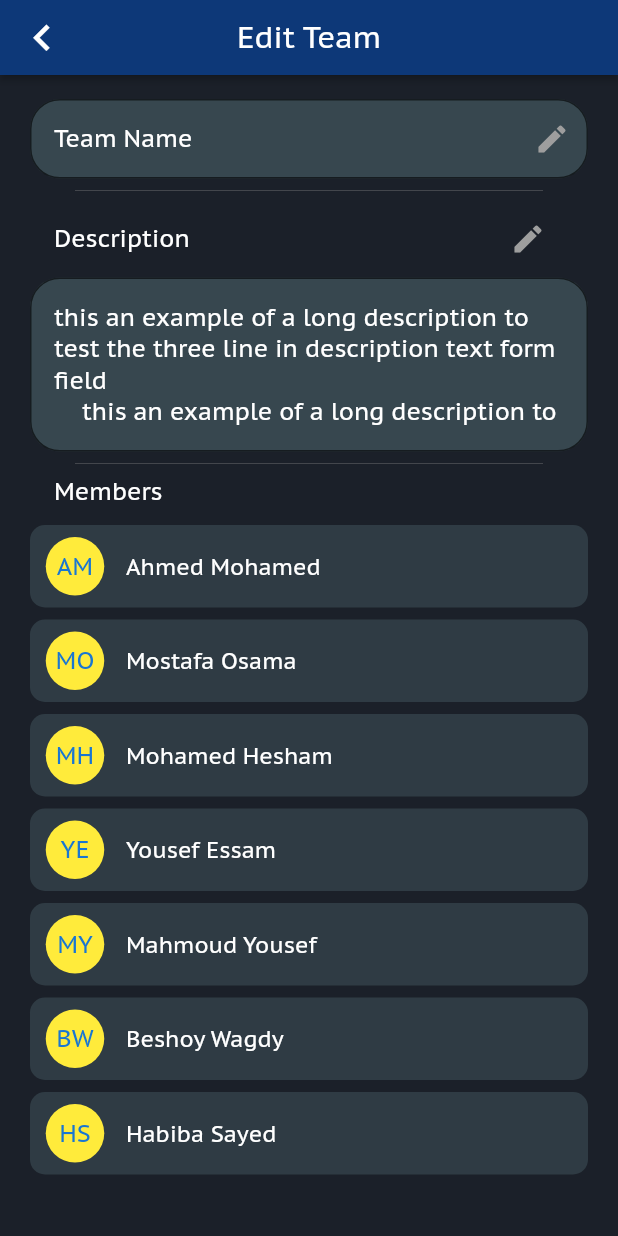
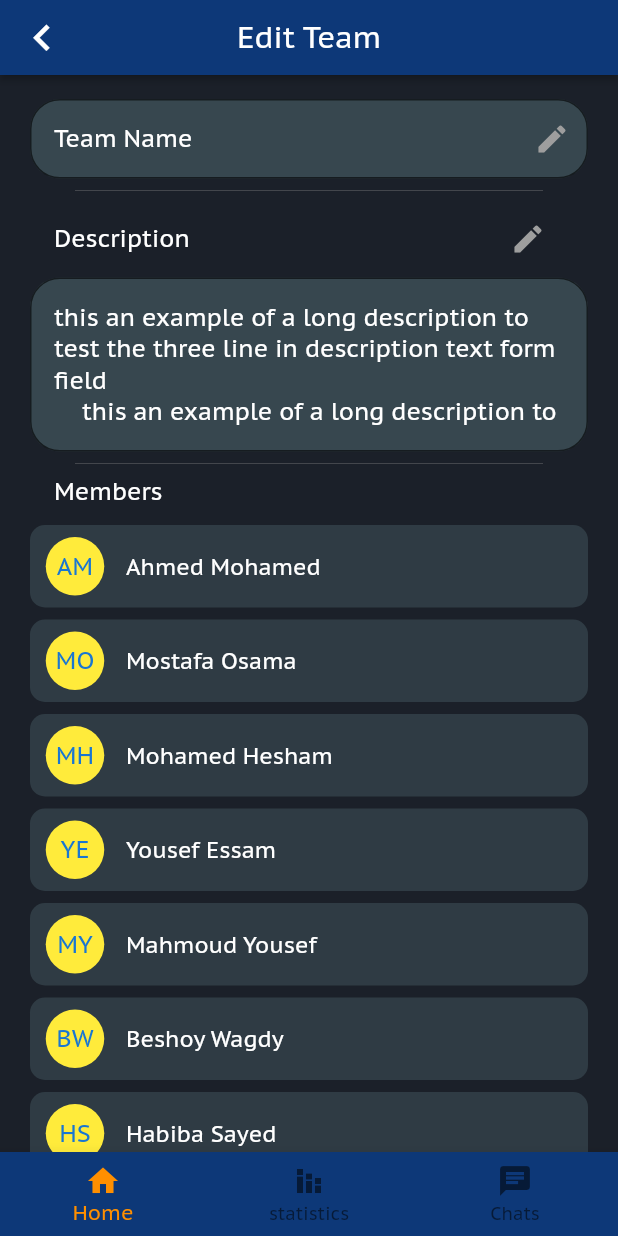
Before and after one commit to MostafaOsama99/work-platform, a Flutter app: the screen it shows after launch, after a tap on "Team Name", on a phone screen of 412 x 824 dp. Run offline on Flutter 3.47's test engine with Material 2 defaults, Android fonts, the phone set to English and light mode, and no system bars; our stand-ins replace circular_check_box, datetime_picker_formfield, dio, step_progress_indicator.

Commit message:
- navigation working

```diff
--- a/lib/main.dart
+++ b/lib/main.dart
@@ -1,5 +1,8 @@
 import 'package:flutter/material.dart';
 import 'package:project/screen/home_page_screen.dart';
+import 'package:project/screen/navigation/app.dart';
+import 'package:project/screen/navigation/app2.dart';
+import 'package:project/screen/navigation/app3.dart';
 
 void main() {
   runApp(MyApp());
@@ -25,11 +28,15 @@ class MyApp extends StatelessWidget {
       ),
       darkTheme: ThemeData(
           brightness: Brightness.light,
-        primarySwatch: Colors.blue, //Colors.grey,
-        primaryColor: const Color(0x1F4287), //Colors.black
-        backgroundColor: const Color.fromRGBO(19, 76, 161,1),
-        accentColor: const Color.fromRGBO(39, 142, 165, 1),//Colors.white,
-        accentIconTheme: IconThemeData(color: Color.fromRGBO(33, 230, 193, 1)),
+          primarySwatch: Colors.blue,
+          //Colors.grey,
+          primaryColor: const Color.fromARGB(31, 66, 135, 1),
+          //Colors.black
+          backgroundColor: const Color.fromRGBO(19, 76, 161, 1),
+          accentColor: const Color.fromRGBO(39, 142, 165, 1),
+          //Colors.white,
+          accentIconTheme: IconThemeData(
+              color: Color.fromRGBO(33, 230, 193, 1)),
           dividerColor: Colors.grey.withOpacity(0.3),
           buttonTheme: ButtonTheme.of(context).copyWith(
             shape:
@@ -41,12 +48,16 @@ class MyApp extends StatelessWidget {
             color: Color.fromRGBO(13, 56, 120, 1),
             elevation: 2,
           ),
+          bottomNavigationBarTheme: BottomNavigationBarThemeData(
+            backgroundColor: Color.fromRGBO(13, 56, 120, 1),
+          ),
           visualDensity: VisualDensity.adaptivePlatformDensity,
           fontFamily: 'pt_sans',
-        scaffoldBackgroundColor: const Color.fromRGBO(27, 32, 41, 1) //Color.fromRGBO(7, 30, 61, 1), //const Color(0x071E3D)
+          scaffoldBackgroundColor: const Color.fromRGBO(27, 32, 41,
+              1) //Color.fromRGBO(7, 30, 61, 1), //const Color(0x071E3D)
       ),
       themeMode: ThemeMode.dark,
-      home: HomePage(),
+      home: App(),
 
     );
   }
--- a/lib/screen/main_screen/statistics_screen.dart
+++ b/lib/screen/main_screen/statistics_screen.dart
@@ -1,8 +1,30 @@
 import 'package:flutter/material.dart';
+
+import 'home_screen.dart';
 
 class StatisticsScreen extends StatelessWidget {
   @override
   Widget build(BuildContext context) {
-    return Center(child: Text('Statistics Screen',style: TextStyle(fontSize: 30,color: Colors.white),),);
+    return SafeArea(
+      child: Column(
+        mainAxisAlignment: MainAxisAlignment.center,
+        children: [
+          Center(
+            child: Text(
+              'Statistics Screen',
+              style: TextStyle(fontSize: 30, color: Colors.white),
+            ),
+          ),
+          RaisedButton(onPressed: (){
+            Navigator.push(
+              context,
+              MaterialPageRoute(
+                builder: (context) => Second(),
+              ),
+            );
+          })
+        ],
+      ),
+    );
   }
 }
--- a/lib/screen/navigation/app.dart
+++ b/lib/screen/navigation/app.dart
@@ -1,11 +1,13 @@
 import 'package:flutter/material.dart';
+import 'package:project/screen/home_page_screen.dart';
 import '../auth/auth_screen.dart';
-import 'package:project/screen/main_screen/chats_screen.dart';
-import 'package:project/screen/main_screen/home_screen.dart';
-import 'package:project/screen/main_screen/statistics_screen.dart';
-import 'bottom_navigation.dart';
+import '../../screen/main_screen/chats_screen.dart';
+import '../../screen/main_screen/statistics_screen.dart';
 import 'tab_item.dart';
-import 'tab_navigator.dart';
+
+/*
+* working fine but each tab loses the state
+* */
 
 class App extends StatefulWidget {
   @override
@@ -14,6 +16,8 @@ class App extends StatefulWidget {
 
 class AppState extends State<App> {
   var _currentTab = TabItem.home;
+
+  //to save each tapView state
   final _navigatorKeys = {
     TabItem.home: GlobalKey<NavigatorState>(),
     TabItem.statistics: GlobalKey<NavigatorState>(),
@@ -48,50 +52,56 @@ class AppState extends State<App> {
         return isFirstRouteInCurrentTab;
       },
       child: Scaffold(
+        /*
+        * the main view here is a stack with children Offstage for each tapView
+          * Offstage holding a child and when the value is true it shows up the child
+        * */
         body: Stack(children: <Widget>[
           Offstage(
             offstage: _currentTab != TabItem.home,
             child: Navigator(
-              key: GlobalKey<NavigatorState>(),
+              key: _navigatorKeys[TabItem.home],
               initialRoute: Routes.home,
               onGenerateRoute: (routeSettings) {
-                WidgetBuilder builder ;
-                switch (routeSettings.name)
-                {
-                  case Routes.home: builder = (_)=> HomeScreen();
-                  break;
-                  case Routes.auth: builder = (_)=> AuthScreen();
-                  break;
+                WidgetBuilder builder;
+
+                /// here we define all named routes for each tap
+
+                switch (routeSettings.name) {
+                  case Routes.home:
+                    builder = (_) => HomePage();
+                    break;
+                  case Routes.auth:
+                    builder = (_) => AuthScreen();
+                    break;
                 }
-                return MaterialPageRoute(builder: builder,settings: routeSettings);
-                  },
+                return MaterialPageRoute(
+                    builder: builder, settings: routeSettings);
+              },
             ),
           ),
-
           Offstage(
             offstage: _currentTab != TabItem.statistics,
             child: Navigator(
-              key: GlobalKey<NavigatorState>(),
+              key: _navigatorKeys[TabItem.statistics],
               onGenerateRoute: (routeSettings) =>
                   MaterialPageRoute(builder: (context) => StatisticsScreen()),
             ),
           ),
-
           Offstage(
             offstage: _currentTab != TabItem.chats,
             child: Navigator(
-              key: GlobalKey<NavigatorState>(),
+              key: _navigatorKeys[TabItem.chats],
               //initialRoute: '/home',
               onGenerateRoute: (routeSettings) =>
                   MaterialPageRoute(builder: (context) => ChatsScreen()),
             ),
           ),
-
         ]),
-
 
         bottomNavigationBar: BottomNavigationBar(
           type: BottomNavigationBarType.fixed,
+
           items: const <BottomNavigationBarItem>[
             BottomNavigationBarItem(
               icon: Icon(Icons.home),
@@ -106,7 +116,6 @@ class AppState extends State<App> {
               label: 'Chats',
             ),
           ],
-
           currentIndex: _currentTab.index,
           selectedItemColor: Colors.amber[800],
           onTap: (index) => _selectTab(
@@ -116,5 +125,4 @@ class AppState extends State<App> {
       ),
     );
   }
-
 }
--- a/lib/screen/navigation/app3.dart
+++ b/lib/screen/navigation/app3.dart
@@ -3,6 +3,11 @@ import 'package:flutter/cupertino.dart';
 import 'package:project/screen/auth/auth_screen.dart';
 import 'package:project/screen/main_screen/chats_screen.dart';
 import 'package:project/screen/main_screen/home_screen.dart';
+
+
+/*
+* back button not working to remove the second page
+* */
 
 class App3 extends StatefulWidget {
   @override
--- a/lib/screen/navigation/tab_item.dart
+++ b/lib/screen/navigation/tab_item.dart
@@ -18,6 +18,6 @@ final Map<TabItem, Widget > tabWidget = {
 
 //assign all route names here
 class Routes{
-  static const home = '/home';
+  static const home = '/';
   static const auth = '/auth';
 }
```
Also changed, not shown: lib/screen/main_screen/home_screen.dart (+11 -6 lines), lib/screen/navigation/bottom_navigation.dart (+37 -37 lines). Lines whose indentation alone changed are shown as unchanged.
